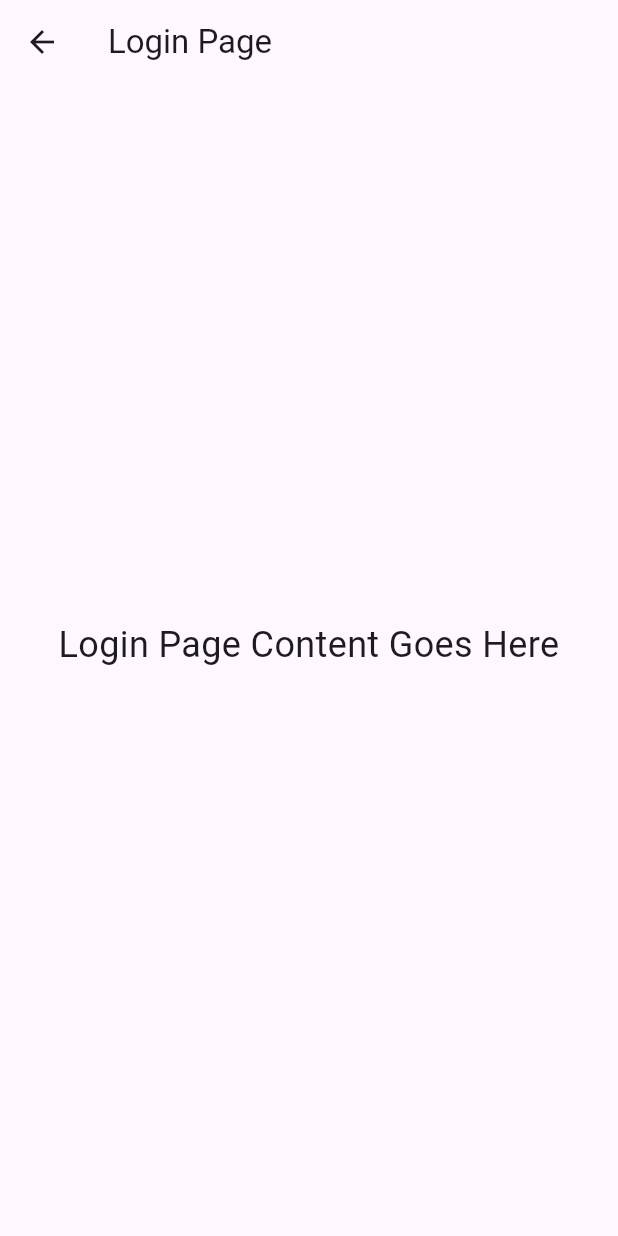
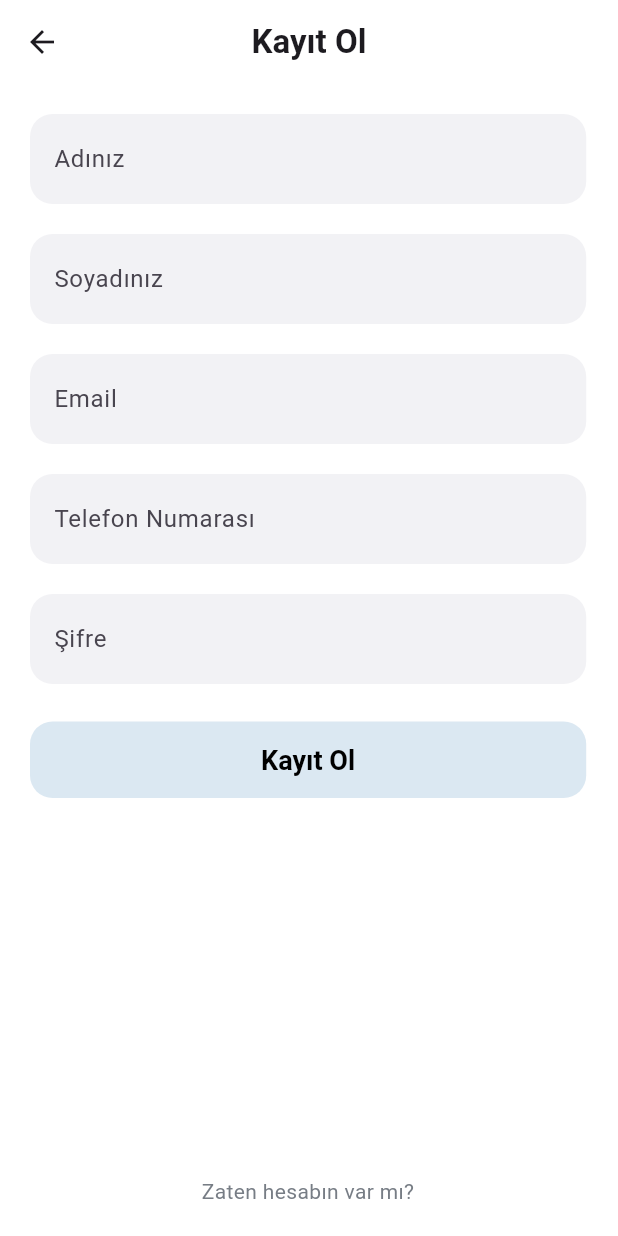
Before and after one commit to FatihArslan-cmd/Flutter-Internship-App, a Flutter app: the RegisterPage screen opened directly, on a phone screen of 412 x 824 dp. Run offline on Flutter 3.47's test engine with Material 3 defaults, Android fonts, the phone set to English and light mode, and no system bars.

Commit message:
Forgotpassword and register page UI completed

```diff
--- a/lib/core/routes/app_router.dart
+++ b/lib/core/routes/app_router.dart
@@ -1,6 +1,6 @@
 import 'package:flutter/material.dart';
 import '../../features/auth/presentation/pages/login_page.dart';
-import '../../features/home/presentation/pages/home_page.dart';
+import '../../features/auth/presentation/pages/register_page.dart';
 import '../../features/auth/presentation/pages/forgotpassword_page.dart';
 
 class AppRoutes {
@@ -18,7 +18,7 @@ class AppRoutes {
         page = const LoginScreen();
         break;
       case AppRoutes.registerPage:
-        page = const HomeScreen();
+        page = const RegisterPage();
         break;
         case AppRoutes.forgotPasswordPage:
         page = const ForgotpasswordPage();
--- a/lib/core/widgets/CustomButton.dart
+++ b/lib/core/widgets/CustomButton.dart
@@ -20,7 +20,7 @@ class CustomTextButton extends StatelessWidget {
         onPressed: onPressed,
         style: TextButton.styleFrom(
           shape: RoundedRectangleBorder(
-            borderRadius: BorderRadius.circular(10.0),
+            borderRadius: BorderRadius.circular(15.0),
           ),
           padding: const EdgeInsets.symmetric(vertical: 15),
           textStyle: const TextStyle(fontSize: 18, fontWeight: FontWeight.bold),
--- a/lib/core/widgets/textField.dart
+++ b/lib/core/widgets/textField.dart
@@ -13,7 +13,7 @@ class ObscuredTextFieldSample extends StatefulWidget {
     super.key,
     required this.labelText,
     required this.widthFactor,
-    this.borderRadius = 10.0,
+    this.borderRadius = 15.0,
     this.obscureText = false,
     this.controller,
   }) : assert(widthFactor >= 0.0 && widthFactor <= 1.0);
--- a/lib/features/auth/presentation/pages/register_page.dart
+++ b/lib/features/auth/presentation/pages/register_page.dart
@@ -1,4 +1,6 @@
 import 'package:flutter/material.dart';
+import '../../../../core/widgets/textField.dart';
+import '../../../../core/widgets/CustomButton.dart';
 
 class RegisterPage extends StatelessWidget {
   const RegisterPage({Key? key}) : super(key: key);
@@ -6,23 +8,83 @@ class RegisterPage extends StatelessWidget {
   @override
   Widget build(BuildContext context) {
     return Scaffold(
+      backgroundColor: Colors.white,
       appBar: AppBar(
-        title: const Text('Login Page'),
+        title: const Text('Kayıt Ol', style: TextStyle(fontWeight: FontWeight.bold)),
+        centerTitle: true,
+        backgroundColor: Colors.white,
+        elevation: 0,
       ),
-      body: Center(
-        child: Padding(
-          padding: const EdgeInsets.all(20.0),
-          child: Column(
-            mainAxisAlignment: MainAxisAlignment.center,
-            children: const [
-              Text(
-                'Login Page Content Goes Here',
-                textAlign: TextAlign.center,
-                style: TextStyle(fontSize: 24),
+      body: SafeArea(
+        child: Stack(
+          children: [
+            Padding(
+              padding: const EdgeInsets.symmetric(horizontal: 20.0),
+              child: Column(
+                crossAxisAlignment: CrossAxisAlignment.center,
+                children: [
+                  const SizedBox(height: 20),
+                  ObscuredTextFieldSample(
+                    labelText: 'Adınız',
+                    widthFactor: 0.9,
+                    obscureText: false,
+                  ),
+                  const SizedBox(height: 20),
+                  ObscuredTextFieldSample(
+                    labelText: 'Soyadınız',
+                    widthFactor: 0.9,
+                    obscureText: false,
+                  ),
+                  const SizedBox(height: 20),
+                  ObscuredTextFieldSample(
+                    labelText: 'Email',
+                    widthFactor: 0.9,
+                    obscureText: false,
+                  ),
+                  const SizedBox(height: 20),
+                  ObscuredTextFieldSample(
+                    labelText: 'Telefon Numarası',
+                    widthFactor: 0.9,
+                    obscureText: false,
+                  ),
+                  const SizedBox(height: 20),
+                  ObscuredTextFieldSample(
+                    labelText: 'Şifre',
+                    widthFactor: 0.9,
+                    obscureText: true,
+                  ),
+                  const SizedBox(height: 25),
+                  CustomTextButton(
+                    text: 'Kayıt Ol',
+                    onPressed: () {
+                    },
+                    widthFactor: 0.9,
+                  ),
+                ],
               ),
-              SizedBox(height: 20),
-            ],
-          ),
+            ),
+            Positioned(
+              bottom: 20,
+              left: 0,
+              right: 0,
+              child: Container(
+                 color: Colors.white,
+                 child: InkWell(
+                    onTap: () {
+                      Navigator.pushNamed(context, '/');
+                    },
+                    child: const Text(
+                      'Zaten hesabın var mı?',
+                      textAlign: TextAlign.center,
+                      style: TextStyle(
+                        fontSize: 14,
+                        color: Color.fromARGB(255, 119, 125, 133),
+                      ),
+                    ),
+                  ),
+              ),
+            ),
+          ],
         ),
       ),
     );
```
Also changed, not shown: lib/features/auth/presentation/pages/forgotpassword_page.dart (+38 -15 lines), lib/features/auth/presentation/pages/login_page.dart (+15 -2 lines).
